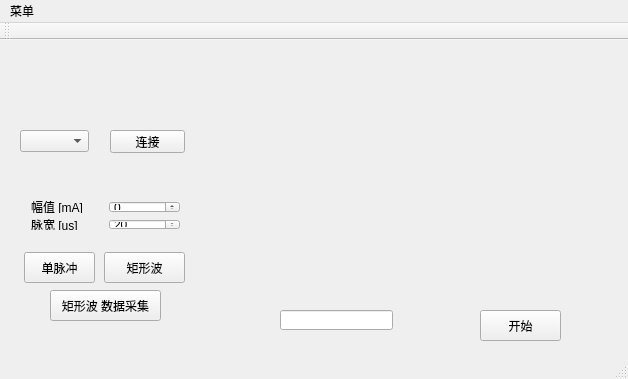
Above: mainwindow.ui from charlotteLive/StimulationControl before the change. Below: the same form after it.
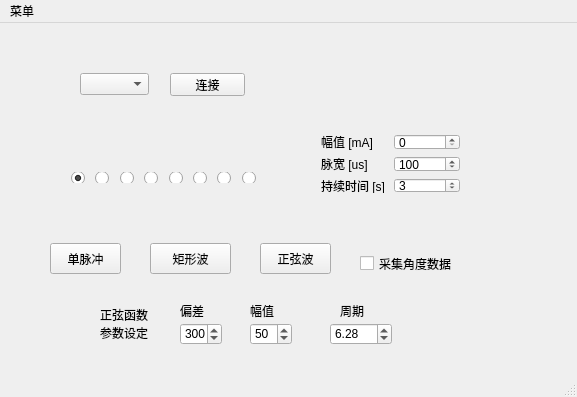
That is the form after the change. The open tabs and pages were chosen to show the change. Icons and pictures are not drawn. Custom widgets are drawn as their Qt base class.

What changed in the file:
```diff
--- a/mainwindow.ui
+++ b/mainwindow.ui
@@ -6,8 +6,8 @@
    <rect>
     <x>0</x>
     <y>0</y>
-    <width>628</width>
-    <height>379</height>
+    <width>577</width>
+    <height>397</height>
    </rect>
   </property>
   <property name="windowTitle">
@@ -19,105 +19,29 @@
      <rect>
       <x>10</x>
       <y>10</y>
-      <width>601</width>
-      <height>291</height>
+      <width>551</width>
+      <height>331</height>
      </rect>
     </property>
     <property name="currentIndex">
      <number>0</number>
     </property>
     <widget class="QWidget" name="page">
-     <widget class="QPushButton" name="ControlStart">
-      <property name="geometry">
-       <rect>
-        <x>470</x>
-        <y>260</y>
-        <width>81</width>
-        <height>31</height>
-       </rect>
-      </property>
-      <property name="text">
-       <string>开始</string>
-      </property>
-     </widget>
      <widget class="QComboBox" name="comBox">
       <property name="geometry">
        <rect>
-        <x>10</x>
-        <y>80</y>
+        <x>70</x>
+        <y>40</y>
         <width>69</width>
         <height>22</height>
        </rect>
       </property>
      </widget>
-     <widget class="QCustomPlot" name="customPlot" native="true">
-      <property name="geometry">
-       <rect>
-        <x>230</x>
-        <y>50</y>
-        <width>351</width>
-        <height>191</height>
-       </rect>
-      </property>
-     </widget>
-     <widget class="QLineEdit" name="lineEdit">
-      <property name="geometry">
-       <rect>
-        <x>270</x>
-        <y>260</y>
-        <width>113</width>
-        <height>20</height>
-       </rect>
-      </property>
-     </widget>
-     <widget class="QWidget" name="layoutWidget">
-      <property name="geometry">
-       <rect>
-        <x>10</x>
-        <y>140</y>
-        <width>171</width>
-        <height>51</height>
-       </rect>
-      </property>
-      <layout class="QGridLayout" name="gridLayout">
-       <item row="1" column="0">
-        <widget class="QLabel" name="label_2">
-         <property name="text">
-          <string>脉宽 [us]</string>
-         </property>
-        </widget>
-       </item>
-       <item row="1" column="1">
-        <widget class="QSpinBox" name="sWidth">
-         <property name="minimum">
-          <number>20</number>
-         </property>
-         <property name="maximum">
-          <number>500</number>
-         </property>
-        </widget>
-       </item>
-       <item row="0" column="0">
-        <widget class="QLabel" name="label">
-         <property name="text">
-          <string>幅值 [mA]</string>
-         </property>
-        </widget>
-       </item>
-       <item row="0" column="1">
-        <widget class="QSpinBox" name="sCurrent">
-         <property name="maximum">
-          <number>50</number>
-         </property>
-        </widget>
-       </item>
-      </layout>
-     </widget>
      <widget class="QPushButton" name="rectPulse">
       <property name="geometry">
        <rect>
-        <x>94</x>
-        <y>202</y>
+        <x>140</x>
+        <y>210</y>
         <width>81</width>
         <height>31</height>
        </rect>
@@ -129,8 +53,8 @@
      <widget class="QPushButton" name="connect">
       <property name="geometry">
        <rect>
-        <x>100</x>
-        <y>80</y>
+        <x>160</x>
+        <y>40</y>
         <width>75</width>
         <height>23</height>
        </rect>
@@ -142,8 +66,8 @@
      <widget class="QPushButton" name="singlePulse">
       <property name="geometry">
        <rect>
-        <x>14</x>
-        <y>202</y>
+        <x>40</x>
+        <y>210</y>
         <width>71</width>
         <height>31</height>
        </rect>
@@ -152,17 +76,432 @@
        <string>单脉冲</string>
       </property>
      </widget>
-     <widget class="QPushButton" name="rectPulseData">
+     <widget class="QCheckBox" name="isCollection">
       <property name="geometry">
        <rect>
-        <x>40</x>
-        <y>240</y>
+        <x>350</x>
+        <y>220</y>
         <width>111</width>
+        <height>21</height>
+       </rect>
+      </property>
+      <property name="text">
+       <string>采集角度数据</string>
+      </property>
+     </widget>
+     <widget class="QWidget" name="layoutWidget">
+      <property name="geometry">
+       <rect>
+        <x>300</x>
+        <y>90</y>
+        <width>161</width>
+        <height>81</height>
+       </rect>
+      </property>
+      <layout class="QGridLayout" name="gridLayout">
+       <item row="0" column="0">
+        <widget class="QLabel" name="label">
+         <property name="text">
+          <string>幅值 [mA]</string>
+         </property>
+        </widget>
+       </item>
+       <item row="0" column="1">
+        <widget class="QSpinBox" name="sCurrent">
+         <property name="maximum">
+          <number>50</number>
+         </property>
+        </widget>
+       </item>
+       <item row="1" column="0">
+        <widget class="QLabel" name="label_2">
+         <property name="text">
+          <string>脉宽 [us]</string>
+         </property>
+        </widget>
+       </item>
+       <item row="1" column="1">
+        <widget class="QSpinBox" name="sWidth">
+         <property name="minimum">
+          <number>20</number>
+         </property>
+         <property name="maximum">
+          <number>500</number>
+         </property>
+         <property name="value">
+          <number>100</number>
+         </property>
+        </widget>
+       </item>
+       <item row="2" column="0">
+        <widget class="QLabel" name="label_5">
+         <property name="text">
+          <string>持续时间 [s]</string>
+         </property>
+        </widget>
+       </item>
+       <item row="2" column="1">
+        <widget class="QSpinBox" name="stimulationTime">
+         <property name="maximum">
+          <number>100</number>
+         </property>
+         <property name="value">
+          <number>3</number>
+         </property>
+        </widget>
+       </item>
+      </layout>
+     </widget>
+     <widget class="QWidget" name="layoutWidget">
+      <property name="geometry">
+       <rect>
+        <x>50</x>
+        <y>110</y>
+        <width>211</width>
+        <height>51</height>
+       </rect>
+      </property>
+      <layout class="QGridLayout" name="gridLayout_2">
+       <item row="0" column="0">
+        <widget class="QLabel" name="label_11">
+         <property name="text">
+          <string/>
+         </property>
+         <property name="pixmap">
+          <pixmap resource="channels.qrc">:/images/pic/1.bmp</pixmap>
+         </property>
+        </widget>
+       </item>
+       <item row="0" column="1">
+        <widget class="QLabel" name="label_9">
+         <property name="text">
+          <string>&lt;html&gt;&lt;head/&gt;&lt;body&gt;&lt;p&gt;&lt;img src=&quot;:/images/pic/2.bmp&quot;/&gt;&lt;/p&gt;&lt;/body&gt;&lt;/html&gt;</string>
+         </property>
+        </widget>
+       </item>
+       <item row="0" column="2">
+        <widget class="QLabel" name="label_10">
+         <property name="text">
+          <string>&lt;html&gt;&lt;head/&gt;&lt;body&gt;&lt;p&gt;&lt;img src=&quot;:/images/pic/3.bmp&quot;/&gt;&lt;/p&gt;&lt;/body&gt;&lt;/html&gt;</string>
+         </property>
+        </widget>
+       </item>
+       <item row="0" column="3">
+        <widget class="QLabel" name="label_14">
+         <property name="text">
+          <string>&lt;html&gt;&lt;head/&gt;&lt;body&gt;&lt;p&gt;&lt;img src=&quot;:/images/pic/4.bmp&quot;/&gt;&lt;/p&gt;&lt;/body&gt;&lt;/html&gt;</string>
+         </property>
+        </widget>
+       </item>
+       <item row="0" column="4">
+        <widget class="QLabel" name="label_13">
+         <property name="text">
+          <string>&lt;html&gt;&lt;head/&gt;&lt;body&gt;&lt;p&gt;&lt;img src=&quot;:/images/pic/5.bmp&quot;/&gt;&lt;/p&gt;&lt;/body&gt;&lt;/html&gt;</string>
+         </property>
+        </widget>
+       </item>
+       <item row="0" column="5">
+        <widget class="QLabel" name="label_8">
+         <property name="text">
+          <string>&lt;html&gt;&lt;head/&gt;&lt;body&gt;&lt;p&gt;&lt;img src=&quot;:/images/pic/6.bmp&quot;/&gt;&lt;/p&gt;&lt;/body&gt;&lt;/html&gt;</string>
+         </property>
+        </widget>
+       </item>
+       <item row="0" column="6">
+        <widget class="QLabel" name="label_15">
+         <property name="text">
+          <string>&lt;html&gt;&lt;head/&gt;&lt;body&gt;&lt;p&gt;&lt;img src=&quot;:/images/pic/7.bmp&quot;/&gt;&lt;/p&gt;&lt;/body&gt;&lt;/html&gt;</string>
+         </property>
+        </widget>
+       </item>
+       <item row="0" column="7">
+        <widget class="QLabel" name="label_12">
+         <property name="text">
+          <string>&lt;html&gt;&lt;head/&gt;&lt;body&gt;&lt;p&gt;&lt;img src=&quot;:/images/pic/8.bmp&quot;/&gt;&lt;/p&gt;&lt;/body&gt;&lt;/html&gt;</string>
+         </property>
+        </widget>
+       </item>
+       <item row="1" column="0">
+        <widget class="QRadioButton" name="radioButton_1">
+         <property name="text">
+          <string/>
+         </property>
+         <property name="checked">
+          <bool>true</bool>
+         </property>
+         <attribute name="buttonGroup">
+          <string notr="true">buttonGroup</string>
+         </attribute>
+        </widget>
+       </item>
+       <item row="1" column="1">
+        <widget class="QRadioButton" name="radioButton_2">
+         <property name="text">
+          <string/>
+         </property>
+         <attribute name="buttonGroup">
+          <string notr="true">buttonGroup</string>
+         </attribute>
+        </widget>
+       </item>
+       <item row="1" column="2">
+        <widget class="QRadioButton" name="radioButton_3">
+         <property name="text">
+          <string/>
+         </property>
+         <attribute name="buttonGroup">
+          <string notr="true">buttonGroup</string>
+         </attribute>
+        </widget>
+       </item>
+       <item row="1" column="3">
+        <widget class="QRadioButton" name="radioButton_4">
+         <property name="text">
+          <string/>
+         </property>
+         <attribute name="buttonGroup">
+          <string notr="true">buttonGroup</string>
+         </attribute>
+        </widget>
+       </item>
+       <item row="1" column="4">
+        <widget class="QRadioButton" name="radioButton_5">
+         <property name="text">
+          <string/>
+         </property>
+         <attribute name="buttonGroup">
+          <string notr="true">buttonGroup</string>
+         </attribute>
+        </widget>
+       </item>
+       <item row="1" column="5">
+        <widget class="QRadioButton" name="radioButton_6">
+         <property name="text">
+          <string/>
+         </property>
+         <attribute name="buttonGroup">
+          <string notr="true">buttonGroup</string>
+         </attribute>
+        </widget>
+       </item>
+       <item row="1" column="6">
+        <widget class="QRadioButton" name="radioButton_7">
+         <property name="text">
+          <string/>
+         </property>
+         <attribute name="buttonGroup">
+          <string notr="true">buttonGroup</string>
+         </attribute>
+        </widget>
+       </item>
+       <item row="1" column="7">
+        <widget class="QRadioButton" name="radioButton_8">
+         <property name="text">
+          <string/>
+         </property>
+         <attribute name="buttonGroup">
+          <string notr="true">buttonGroup</string>
+         </attribute>
+        </widget>
+       </item>
+      </layout>
+     </widget>
+     <widget class="QPushButton" name="sineWave">
+      <property name="geometry">
+       <rect>
+        <x>250</x>
+        <y>210</y>
+        <width>71</width>
         <height>31</height>
        </rect>
       </property>
       <property name="text">
-       <string>矩形波 数据采集</string>
+       <string>正弦波</string>
+      </property>
+     </widget>
+     <widget class="QSpinBox" name="sine_1">
+      <property name="geometry">
+       <rect>
+        <x>170</x>
+        <y>290</y>
+        <width>42</width>
+        <height>22</height>
+       </rect>
+      </property>
+      <property name="minimum">
+       <number>100</number>
+      </property>
+      <property name="maximum">
+       <number>500</number>
+      </property>
+      <property name="value">
+       <number>300</number>
+      </property>
+     </widget>
+     <widget class="QSpinBox" name="sine_2">
+      <property name="geometry">
+       <rect>
+        <x>240</x>
+        <y>290</y>
+        <width>42</width>
+        <height>22</height>
+       </rect>
+      </property>
+      <property name="maximum">
+       <number>200</number>
+      </property>
+      <property name="value">
+       <number>50</number>
+      </property>
+     </widget>
+     <widget class="QDoubleSpinBox" name="sine_3">
+      <property name="geometry">
+       <rect>
+        <x>320</x>
+        <y>290</y>
+        <width>62</width>
+        <height>22</height>
+       </rect>
+      </property>
+      <property name="value">
+       <double>6.280000000000000</double>
+      </property>
+     </widget>
+     <widget class="QLabel" name="label_16">
+      <property name="geometry">
+       <rect>
+        <x>170</x>
+        <y>270</y>
+        <width>31</width>
+        <height>16</height>
+       </rect>
+      </property>
+      <property name="text">
+       <string>偏差</string>
+      </property>
+     </widget>
+     <widget class="QLabel" name="label_17">
+      <property name="geometry">
+       <rect>
+        <x>240</x>
+        <y>270</y>
+        <width>31</width>
+        <height>16</height>
+       </rect>
+      </property>
+      <property name="text">
+       <string>幅值</string>
+      </property>
+     </widget>
+     <widget class="QLabel" name="label_18">
+      <property name="geometry">
+       <rect>
+        <x>330</x>
+        <y>270</y>
+        <width>31</width>
+        <height>16</height>
+       </rect>
+      </property>
+      <property name="text">
+       <string>周期</string>
+      </property>
+     </widget>
+     <widget class="QLabel" name="label_19">
+      <property name="geometry">
+       <rect>
+        <x>90</x>
+        <y>270</y>
+        <width>61</width>
+        <height>41</height>
+       </rect>
+      </property>
+      <property name="text">
+       <string>正弦函数
+参数设定</string>
+      </property>
+     </widget>
+    </widget>
+    <widget class="QWidget" name="page_3">
+     <widget class="QPushButton" name="ControlStart">
+      <property name="geometry">
+       <rect>
+        <x>310</x>
+        <y>280</y>
+        <width>71</width>
+        <height>31</height>
+       </rect>
+      </property>
+      <property name="text">
+       <string>开始</string>
+      </property>
+     </widget>
+     <widget class="QCustomPlot" name="customPlot" native="true">
+      <property name="geometry">
+       <rect>
+        <x>40</x>
+        <y>60</y>
+        <width>481</width>
+        <height>191</height>
+       </rect>
+      </property>
+     </widget>
+     <widget class="QLineEdit" name="lineEdit">
+      <property name="geometry">
+       <rect>
+        <x>150</x>
+        <y>290</y>
+        <width>113</width>
+        <height>21</height>
+       </rect>
+      </property>
+     </widget>
+     <widget class="QSpinBox" name="sCurrent_2">
+      <property name="geometry">
+       <rect>
+        <x>183</x>
+        <y>20</y>
+        <width>76</width>
+        <height>20</height>
+       </rect>
+      </property>
+      <property name="maximum">
+       <number>50</number>
+      </property>
+     </widget>
+     <widget class="QLabel" name="label_6">
+      <property name="geometry">
+       <rect>
+        <x>100</x>
+        <y>20</y>
+        <width>77</width>
+        <height>20</height>
+       </rect>
+      </property>
+      <property name="text">
+       <string>幅值 [mA]</string>
+      </property>
+     </widget>
+     <widget class="QLabel" name="label_7">
+      <property name="geometry">
+       <rect>
+        <x>290</x>
+        <y>20</y>
+        <width>51</width>
+        <height>20</height>
+       </rect>
+      </property>
+      <property name="text">
+       <string>期望轨迹</string>
+      </property>
+     </widget>
+     <widget class="QComboBox" name="desiredTrajectory">
+      <property name="geometry">
+       <rect>
+        <x>365</x>
+        <y>18</y>
+        <width>81</width>
+        <height>22</height>
+       </rect>
       </property>
      </widget>
     </widget>
@@ -221,7 +560,7 @@
     <rect>
      <x>0</x>
      <y>0</y>
-     <width>628</width>
+     <width>577</width>
      <height>23</height>
     </rect>
    </property>
@@ -234,14 +573,6 @@
    </widget>
    <addaction name="menu"/>
   </widget>
-  <widget class="QToolBar" name="mainToolBar">
-   <attribute name="toolBarArea">
-    <enum>TopToolBarArea</enum>
-   </attribute>
-   <attribute name="toolBarBreak">
-    <bool>false</bool>
-   </attribute>
-  </widget>
   <widget class="QStatusBar" name="statusBar"/>
   <action name="action">
    <property name="text">
```
Left out of the diff: 39 changed lines with no effect on the pictures.
